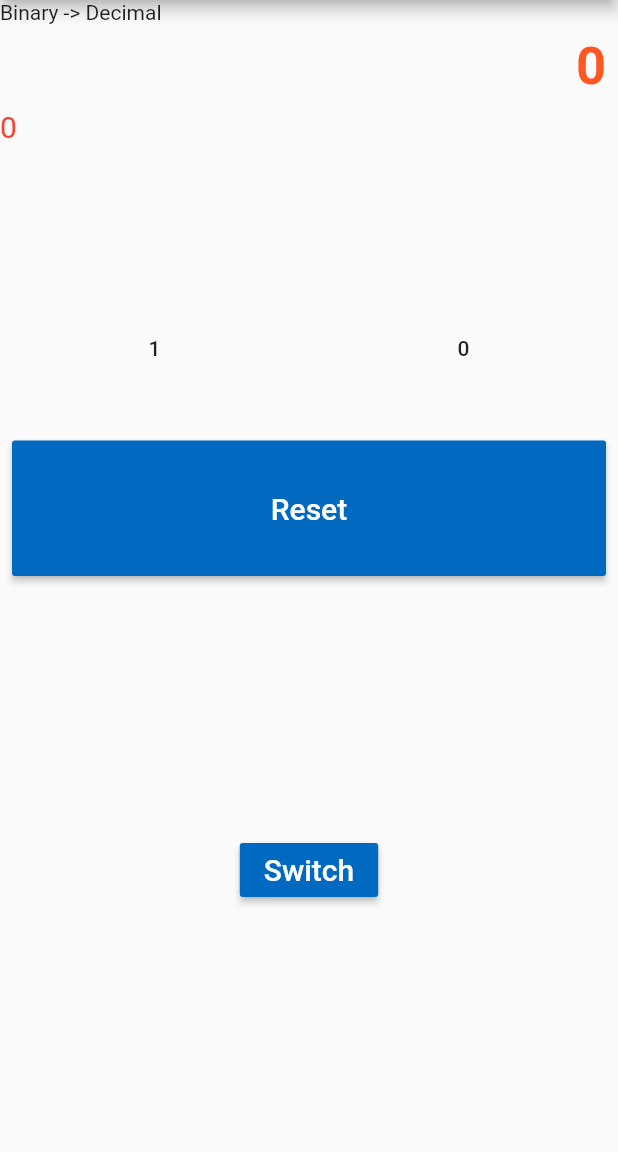
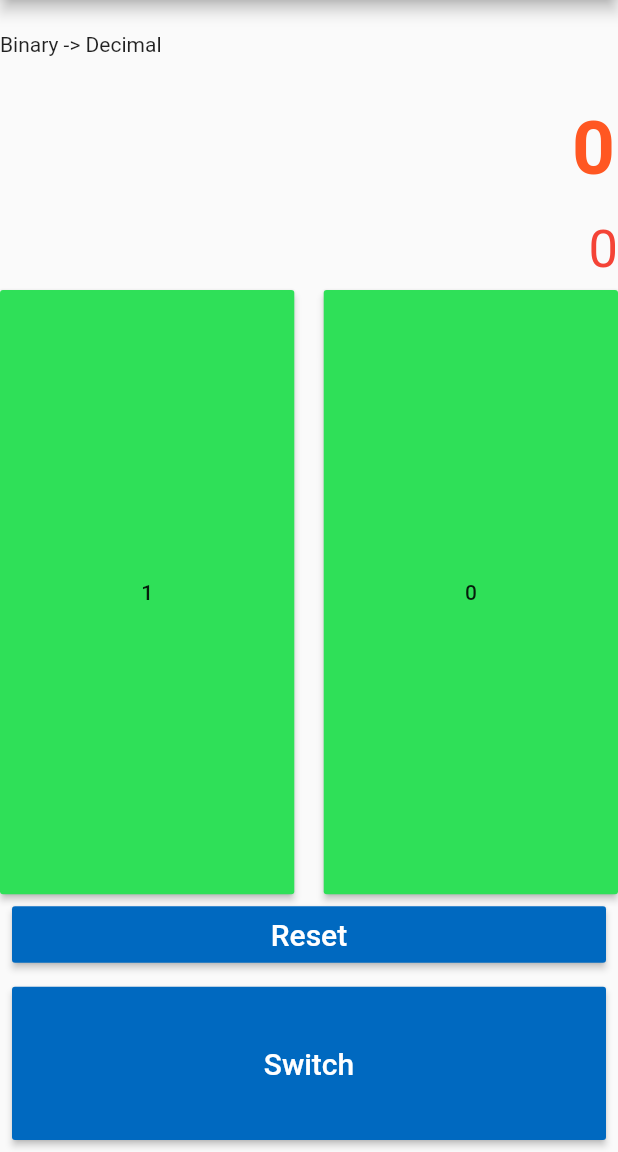
Before and after one commit to RiccardoDiSilvio/taller2, a Flutter app: the screen it shows after launch, on a phone screen of 412 x 824 dp, the part 84-1236 px from its top. Run offline on Flutter 3.47's test engine with Material 2 defaults, Android fonts, the phone set to English and light mode, and no system bars.

Commit message:
Made the whole thing prettier

```diff
--- a/lib/ui/screens/my_app.dart
+++ b/lib/ui/screens/my_app.dart
@@ -27,17 +27,24 @@ class _MyAppState extends State<MyApp> {
               title: Text('Converter'),
             ),
             body: Column(
-              crossAxisAlignment: CrossAxisAlignment.start,
+              crossAxisAlignment: CrossAxisAlignment.center,
               children: [
-                Container(alignment: Alignment.centerLeft, child: Text(title)),
-                Expanded(child: child),
                 Expanded(
+                    flex: 1,
                     child: Container(
+                        alignment: Alignment.centerLeft, child: Text(title))),
+                Expanded(flex: 10, child: Container(child: child)),
+                Expanded(
+                    flex: 2,
+                    child: Container(
+                      width: double.infinity,
                       alignment: Alignment.center,
                       padding: const EdgeInsets.all(8.0),
                       child: MaterialButton(
-                        color:
-                            Color(int.parse("#0069C0".replaceAll('#', '0xff'))),
+                          height: double.infinity,
+                          minWidth: double.infinity,
+                          color: Color(
+                              int.parse("#0069C0".replaceAll('#', '0xff'))),
                           onPressed: () {
                             setState(() {
                               if (title == "Binary -> Decimal") {
@@ -54,8 +61,7 @@ class _MyAppState extends State<MyApp> {
                                 fontSize: 20.0,
                                 color: Colors.white,
                               ))),
-                  ),
-                )
+                    ))
               ],
             )));
   }
--- a/lib/ui/widgets/binary_decimal.dart
+++ b/lib/ui/widgets/binary_decimal.dart
@@ -15,37 +15,52 @@ class _BinaryToDecimalState extends State<BinaryToDecimal> {
   Widget build(BuildContext context) {
     return Container(
       child: Column(
-          crossAxisAlignment: CrossAxisAlignment.stretch,
+          mainAxisSize: MainAxisSize.min,
+          crossAxisAlignment: CrossAxisAlignment.center,
           children: <Widget>[
-            Container(
-                padding: const EdgeInsets.all(8.0),
+            Expanded(
+                flex: 3,
+                child: Container(
+                    padding: const EdgeInsets.all(2.0),
                     alignment: Alignment.centerRight,
                     child: Text(
                       '$_binary',
                       textAlign: TextAlign.right,
                       style: TextStyle(
                           fontWeight: FontWeight.bold,
-                      color:
-                          Color(int.parse("#FF5722".replaceAll('#', '0xff'))),
-                      fontSize: 35),
-                )),
+                          color: Color(
+                              int.parse("#FF5722".replaceAll('#', '0xff'))),
+                          fontSize: 50),
+                    ))),
             Expanded(
+                flex: 2,
+                child: Container(
+                    alignment: Alignment.centerRight,
                     child: Text("$_decimal",
                         style: new TextStyle(
-                      fontSize: 20.0,
+                          fontSize: 35,
                           color: Colors.red,
-                    ))),
+                        )))),
             Expanded(
-                child: Row(children: <Widget>[
-              Expanded(child: binaryKeyNumber(1)),
-              Expanded(child: binaryKeyNumber(0)),
-            ])),
+              flex: 15,
+              child: Row(
+                  crossAxisAlignment: CrossAxisAlignment.stretch,
+                  children: <Widget>[
+                    Expanded(flex: 10, child: binaryKeyNumber(1)),
                     Expanded(
-              flex: 1,
+                        child: Padding(padding: const EdgeInsets.all(2.0))),
+                    Expanded(flex: 10, child: binaryKeyNumber(0)),
+                  ]),
+            ),
+            Expanded(
+                flex: 2,
                 child: Container(
+                  width: double.infinity,
+                  height: double.infinity,
                   padding: const EdgeInsets.all(8.0),
                   child: MaterialButton(
-                    color: Color(int.parse("#0069C0".replaceAll('#', '0xff'))),
+                      color:
+                          Color(int.parse("#0069C0".replaceAll('#', '0xff'))),
                       onPressed: () {
                         setState(() {
                           _binary = "0";
@@ -57,14 +72,14 @@ class _BinaryToDecimalState extends State<BinaryToDecimal> {
                             fontSize: 20.0,
                             color: Colors.white,
                           ))),
-              ),
-            ),
+                ))
           ]),
     );
   }
 
   Widget binaryKeyNumber(number) {
     return MaterialButton(
+      color: Color(int.parse("#2FE058".replaceAll('#', '0xff'))),
       child: Text(number.toString()),
       onPressed: () {
         setState(() {
@@ -79,3 +94,25 @@ class _BinaryToDecimalState extends State<BinaryToDecimal> {
     );
   }
 }
+
+
+// Expanded(
+//                   flex: 1,
+//                   child: Container(
+//                     padding: const EdgeInsets.all(8.0),
+//                     child: MaterialButton(
+//                         color:
+//                             Color(int.parse("#0069C0".replaceAll('#', '0xff'))),
+//                         onPressed: () {
+//                           setState(() {
+//                             _binary = "0";
+//                             _decimal = "0";
+//                           });
+//                         },
+//                         child: Text("Reset",
+//                             style: new TextStyle(
+//                               fontSize: 20.0,
+//                               color: Colors.white,
+//                             ))),
+//                   ),
+//                 )
```
Also changed, not shown: lib/ui/widgets/decimal_binary.dart (+51 -20 lines). Lines whose indentation alone changed are shown as unchanged.
